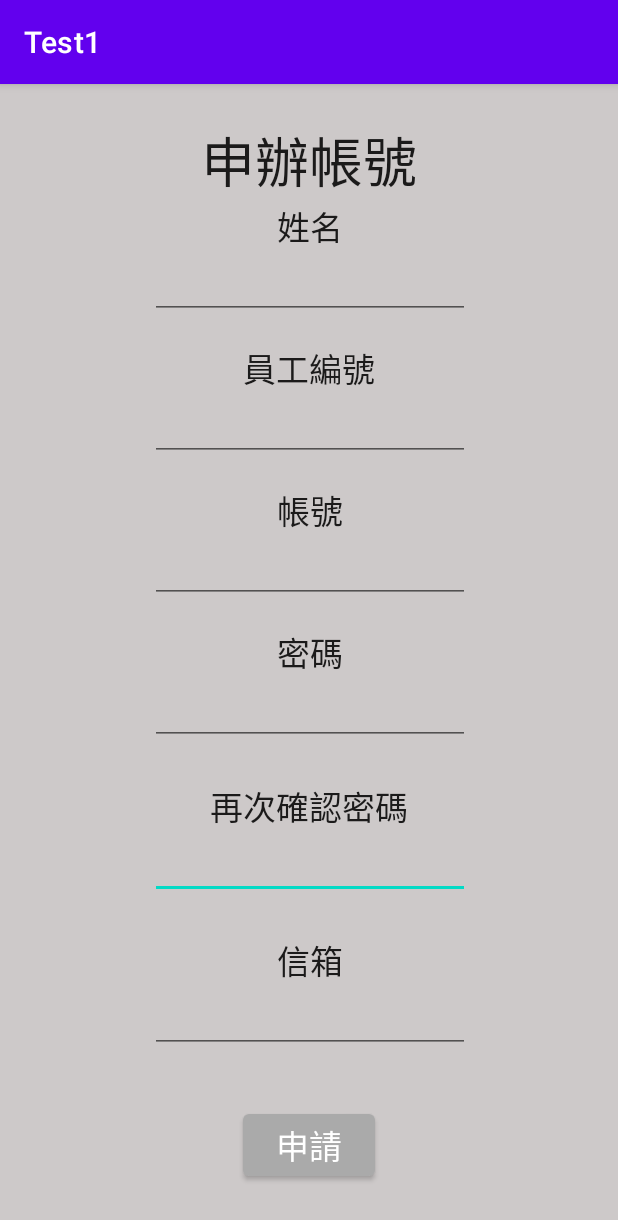
After one commit to thomas871208/EMR, an Android app: the Application screen opened directly, with no data from a screen before it, on a phone screen of 412 x 824 dp. The commit adds this screen. Shown: the top 1220 px of the screen. Run offline under Robolectric (Android 15) with nearby library versions, the phone set to English and light mode, and no system bars; our stand-ins replace Firebase (no records; nobody signed in at launch, a user with empty details on screens opened directly).

Commit message:
申請帳號

```diff
--- a/app/src/main/AndroidManifest.xml
+++ b/app/src/main/AndroidManifest.xml
@@ -9,7 +9,8 @@
         android:roundIcon="@mipmap/ic_launcher_round"
         android:supportsRtl="true"
         android:theme="@style/Theme.Test1">
-        <activity android:name=".LoginActivity"></activity>
+        <activity android:name=".Application"></activity>
+        <activity android:name=".LoginActivity" />
         <activity android:name=".MainActivity">
             <intent-filter>
                 <action android:name="android.intent.action.MAIN" />
--- /dev/null
+++ b/app/src/main/java/com/james/test1/Application.java
@@ -0,0 +1,84 @@
+package com.james.test1;
+
+import androidx.appcompat.app.AlertDialog;
+import androidx.appcompat.app.AppCompatActivity;
+
+import android.os.Bundle;
+import android.util.Log;
+import android.view.View;
+import android.widget.EditText;
+import com.google.firebase.database.DataSnapshot;
+import com.google.firebase.database.DatabaseError;
+import com.google.firebase.database.DatabaseReference;
+import com.google.firebase.database.FirebaseDatabase;
+import com.google.firebase.database.ValueEventListener;
+
+
+
+public class Application extends AppCompatActivity {
+    EditText ed_name;
+    EditText ed_idnum;
+    EditText ed_account;
+    EditText ed_password;
+    EditText ed_repassword;
+    EditText ed_email;
+    String name;
+    String idnum;
+    String account;
+    String password;
+    String repassword;
+    String email;
+    FirebaseDatabase database = FirebaseDatabase.getInstance();
+    DatabaseReference myRef = database.getReference("user");
+    @Override
+    protected void onCreate(Bundle savedInstanceState) {
+        super.onCreate(savedInstanceState);
+        setContentView(R.layout.activity_application);
+        ed_name = findViewById(R.id.ed_name);
+        ed_idnum = findViewById(R.id.ed_idnum);
+        ed_account = findViewById(R.id.ed_account);
+        ed_password = findViewById(R.id.ed_password);
+        ed_repassword = findViewById(R.id.ed_repassword);
+
+        FirebaseDatabase database = FirebaseDatabase.getInstance();
+        DatabaseReference myRef = database.getReference("user");
+
+
+
+//        ContactsInfo contact0 = new ContactsInfo("Hank","00000","123456","a123456","123@gamil.com");
+//        myRef.child("00000").setValue(contact0);
+
+    }
+    public void apply(View view){
+        ed_email = findViewById(R.id.ed_email);
+        name = ed_name.getText().toString();
+        idnum = ed_idnum.getText().toString();
+        account = ed_account.getText().toString();
+        password = ed_password.getText().toString();
+        repassword = ed_repassword.getText().toString();
+        email = ed_email.getText().toString();
+
+        if (!password.equals(repassword)) {
+            new AlertDialog.Builder(this)
+                    .setTitle("Warmming")
+                    .setMessage("密碼確認錯誤")
+                    .setPositiveButton("OK",null)
+                    .show();
+        }else if(name.length() == 0 || idnum.length() == 0 || account.length() == 0 || password.length() == 0 || repassword.length() == 0 || email.length() == 0){
+            new AlertDialog.Builder(this)
+                    .setTitle("Warmming")
+                    .setMessage("不可輸入空白")
+                    .setPositiveButton("OK",null)
+                    .show();
+        }else if(!email.contains("@")){
+            new AlertDialog.Builder(this)
+                    .setTitle("Warmming")
+                    .setMessage("信箱格式錯誤")
+                    .setPositiveButton("OK",null)
+                    .show();
+        }else {
+            ContactsInfo contact0 = new ContactsInfo(name, idnum, account, password, email);
+            myRef.child(idnum).setValue(contact0);
+        }
+    }
+}
--- /dev/null
+++ b/app/src/main/java/com/james/test1/ContactsInfo.java
@@ -0,0 +1,37 @@
+package com.james.test1;
+
+public class ContactsInfo {
+    private  String name;
+    private  String idnum;
+    private  String account;
+    private  String password;
+    private  String email;
+
+    public ContactsInfo() {
+    }
+
+    public ContactsInfo(String name,String idnum,String account,String password,String email){
+        this.name = name;
+        this.idnum = idnum;
+        this.account = account;
+        this.password = password;
+        this.email = email;
+
+    }
+
+    public String getName(){
+        return this.name = name;
+    }
+    public String getidnum(){
+        return this.idnum = idnum;
+    }
+    public String getaccount(){
+        return this.account = account;
+    }
+    public String getpassword(){
+        return this.password = password;
+    }
+    public String getemail(){
+        return this.email = email;
+    }
+}
--- a/app/src/main/java/com/james/test1/LoginActivity.java
+++ b/app/src/main/java/com/james/test1/LoginActivity.java
@@ -3,6 +3,7 @@ package com.james.test1;
 import androidx.appcompat.app.AlertDialog;
 import androidx.appcompat.app.AppCompatActivity;
 
+import android.content.Intent;
 import android.os.Bundle;
 import android.view.View;
 import android.widget.Button;
@@ -13,7 +14,6 @@ public class LoginActivity extends AppCompatActivity {
     EditText ed_password;
     String account;
     String password;
-    Button Login_button;
     @Override
     protected void onCreate(Bundle savedInstanceState) {
         super.onCreate(savedInstanceState);
@@ -38,4 +38,10 @@ public class LoginActivity extends AppCompatActivity {
                     .show();
         }
     }
+    public  void apply(View view){
+        Intent intent = new Intent();
+        intent.setClass(LoginActivity.this,Application.class);
+        startActivity(intent);
+
+    }
 }
--- a/app/src/main/java/com/james/test1/MainActivity.java
+++ b/app/src/main/java/com/james/test1/MainActivity.java
@@ -39,30 +39,5 @@ public class MainActivity extends AppCompatActivity {
             }
         }
     }
-/*
-        // Write a message to the database
-        FirebaseDatabase database = FirebaseDatabase.getInstance();
-        DatabaseReference myRef = database.getReference("message");
-
-        myRef.setValue("Hello, World!");
-
-        // Read from the database
-        myRef.addValueEventListener(new ValueEventListener() {
-            @Override
-            public void onDataChange(DataSnapshot dataSnapshot) {
-                // This method is called once with the initial value and again
-                // whenever data at this location is updated.
-                String value = dataSnapshot.getValue(String.class);
-                Log.d("TAG", "Value is: " + value);
-            }
-
-            @Override
-            public void onCancelled(DatabaseError error) {
-                // Failed to read value
-                Log.w("TAG", "Failed to read value.", error.toException());
-            }
- */
-
-
 
 }
--- /dev/null
+++ b/app/src/main/res/layout/activity_application.xml
@@ -0,0 +1,171 @@
+<?xml version="1.0" encoding="utf-8"?>
+<androidx.constraintlayout.widget.ConstraintLayout xmlns:android="http://schemas.android.com/apk/res/android"
+    xmlns:app="http://schemas.android.com/apk/res-auto"
+    xmlns:tools="http://schemas.android.com/tools"
+    android:layout_width="match_parent"
+    android:layout_height="match_parent"
+    android:background="#CDC9C9"
+    tools:context=".Application">
+
+    <TextView
+        android:id="@+id/textView10"
+        android:layout_width="wrap_content"
+        android:layout_height="wrap_content"
+        android:layout_marginTop="24dp"
+        android:text="再次確認密碼"
+        android:textAppearance="@style/TextAppearance.AppCompat.Large"
+        app:layout_constraintEnd_toEndOf="parent"
+        app:layout_constraintHorizontal_bias="0.501"
+        app:layout_constraintStart_toStartOf="parent"
+        app:layout_constraintTop_toBottomOf="@+id/ed_password" />
+
+    <EditText
+        android:id="@+id/ed_repassword"
+        android:layout_width="wrap_content"
+        android:layout_height="wrap_content"
+        android:ems="10"
+        android:inputType="textPersonName"
+        app:layout_constraintEnd_toEndOf="parent"
+        app:layout_constraintHorizontal_bias="0.502"
+        app:layout_constraintStart_toStartOf="parent"
+        app:layout_constraintTop_toBottomOf="@+id/textView10" />
+
+    <TextView
+        android:id="@+id/textView11"
+        android:layout_width="wrap_content"
+        android:layout_height="wrap_content"
+        android:layout_marginTop="24dp"
+        android:text="信箱"
+        android:textAppearance="@style/TextAppearance.AppCompat.Large"
+        app:layout_constraintEnd_toEndOf="parent"
+        app:layout_constraintHorizontal_bias="0.501"
+        app:layout_constraintStart_toStartOf="parent"
+        app:layout_constraintTop_toBottomOf="@+id/ed_repassword" />
+
+    <EditText
+        android:id="@+id/ed_email"
+        android:layout_width="wrap_content"
+        android:layout_height="wrap_content"
+        android:ems="10"
+        android:inputType="textPersonName"
+        app:layout_constraintEnd_toEndOf="parent"
+        app:layout_constraintHorizontal_bias="0.502"
+        app:layout_constraintStart_toStartOf="parent"
+        app:layout_constraintTop_toBottomOf="@+id/textView11" />
+
+    <EditText
+        android:id="@+id/ed_account"
+        android:layout_width="wrap_content"
+        android:layout_height="wrap_content"
+        android:ems="10"
+        android:inputType="textPersonName"
+        app:layout_constraintEnd_toEndOf="parent"
+        app:layout_constraintHorizontal_bias="0.502"
+        app:layout_constraintStart_toStartOf="parent"
+        app:layout_constraintTop_toBottomOf="@+id/textView8" />
+
+    <TextView
+        android:id="@+id/textView8"
+        android:layout_width="wrap_content"
+        android:layout_height="wrap_content"
+        android:layout_marginTop="16dp"
+        android:text="帳號"
+        android:textAppearance="@style/TextAppearance.AppCompat.Large"
+        app:layout_constraintEnd_toEndOf="parent"
+        app:layout_constraintHorizontal_bias="0.501"
+        app:layout_constraintStart_toStartOf="parent"
+        app:layout_constraintTop_toBottomOf="@+id/ed_idnum" />
+
+    <TextView
+        android:id="@+id/textView9"
+        android:layout_width="wrap_content"
+        android:layout_height="wrap_content"
+        android:layout_marginTop="16dp"
+        android:text="密碼"
+        android:textAppearance="@style/TextAppearance.AppCompat.Large"
+        app:layout_constraintEnd_toEndOf="parent"
+        app:layout_constraintHorizontal_bias="0.501"
+        app:layout_constraintStart_toStartOf="parent"
+        app:layout_constraintTop_toBottomOf="@+id/ed_account" />
+
+    <EditText
+        android:id="@+id/ed_password"
+        android:layout_width="wrap_content"
+        android:layout_height="wrap_content"
+        android:ems="10"
+        android:inputType="textPersonName"
+        app:layout_constraintEnd_toEndOf="parent"
+        app:layout_constraintHorizontal_bias="0.502"
+        app:layout_constraintStart_toStartOf="parent"
+        app:layout_constraintTop_toBottomOf="@+id/textView9" />
+
+    <TextView
+        android:id="@+id/textView3"
+        android:layout_width="wrap_content"
+        android:layout_height="wrap_content"
+        android:layout_marginTop="24dp"
+        android:text="申辦帳號"
+        android:textAppearance="@style/TextAppearance.AppCompat.Large"
+        android:textSize="36sp"
+        app:layout_constraintEnd_toEndOf="parent"
+        app:layout_constraintStart_toStartOf="parent"
+        app:layout_constraintTop_toTopOf="parent" />
+
+    <TextView
+        android:id="@+id/textView4"
+        android:layout_width="wrap_content"
+        android:layout_height="wrap_content"
+        android:text="姓名"
+        android:textAppearance="@style/TextAppearance.AppCompat.Large"
+        app:layout_constraintEnd_toEndOf="parent"
+        app:layout_constraintHorizontal_bias="0.501"
+        app:layout_constraintStart_toStartOf="parent"
+        app:layout_constraintTop_toBottomOf="@+id/textView3" />
+
+    <EditText
+        android:id="@+id/ed_idnum"
+        android:layout_width="wrap_content"
+        android:layout_height="wrap_content"
+        android:ems="10"
+        android:inputType="textPersonName"
+        app:layout_constraintEnd_toEndOf="parent"
+        app:layout_constraintHorizontal_bias="0.502"
+        app:layout_constraintStart_toStartOf="parent"
+        app:layout_constraintTop_toBottomOf="@+id/textView5" />
+
+    <TextView
+        android:id="@+id/textView5"
+        android:layout_width="wrap_content"
+        android:layout_height="wrap_content"
+        android:layout_marginTop="16dp"
+        android:text="員工編號"
+        android:textAppearance="@style/TextAppearance.AppCompat.Large"
+        app:layout_constraintEnd_toEndOf="parent"
+        app:layout_constraintHorizontal_bias="0.501"
+        app:layout_constraintStart_toStartOf="parent"
+        app:layout_constraintTop_toBottomOf="@+id/ed_name" />
+
+    <EditText
+        android:id="@+id/ed_name"
+        android:layout_width="wrap_content"
+        android:layout_height="wrap_content"
+        android:ems="10"
+        android:inputType="textPersonName"
+        app:layout_constraintEnd_toEndOf="parent"
+        app:layout_constraintHorizontal_bias="0.502"
+        app:layout_constraintStart_toStartOf="parent"
+        app:layout_constraintTop_toBottomOf="@+id/textView4" />
+
+    <Button
+        android:id="@+id/button"
+        android:layout_width="wrap_content"
+        android:layout_height="wrap_content"
+        android:onClick="apply"
+        android:text="申請"
+        android:textAppearance="@style/TextAppearance.AppCompat.Large"
+        app:backgroundTint="@android:color/darker_gray"
+        app:layout_constraintBottom_toBottomOf="parent"
+        app:layout_constraintEnd_toEndOf="parent"
+        app:layout_constraintStart_toStartOf="parent"
+        app:layout_constraintTop_toBottomOf="@+id/ed_email" />
+</androidx.constraintlayout.widget.ConstraintLayout>
--- a/app/src/main/res/layout/activity_login.xml
+++ b/app/src/main/res/layout/activity_login.xml
@@ -78,10 +78,11 @@
         app:layout_constraintTop_toBottomOf="@+id/Login_button" />
 
     <Button
-        android:id="@+id/button3"
+        android:id="@+id/apply_button"
         android:layout_width="wrap_content"
         android:layout_height="wrap_content"
         android:layout_marginTop="32dp"
+        android:onClick="apply"
         android:text="申請帳號"
         android:textAppearance="@style/TextAppearance.AppCompat.Large"
         app:backgroundTint="@android:color/darker_gray"
```
